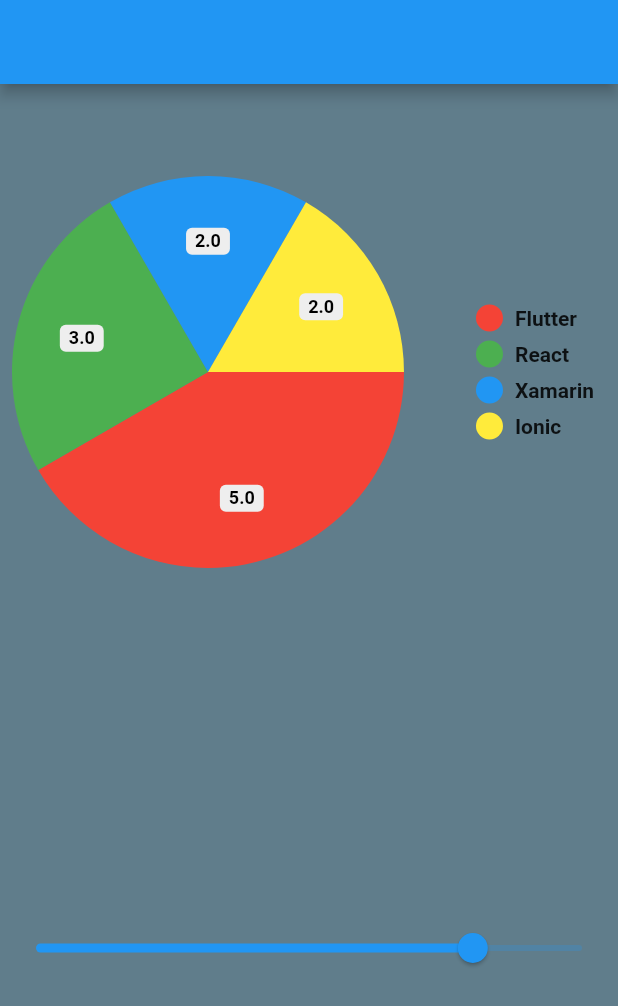
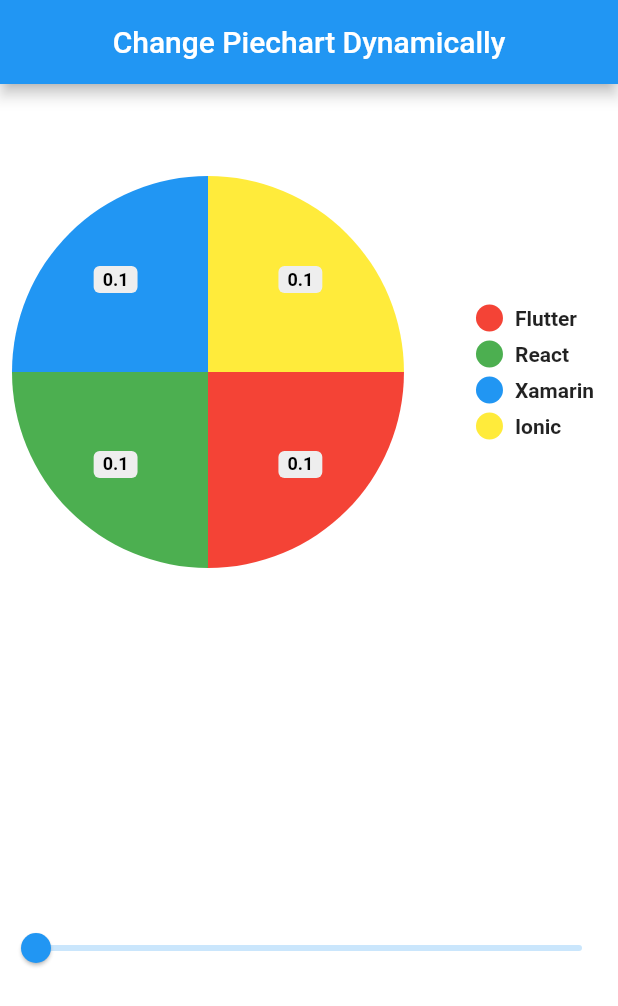
Before and after one commit to lvsj/control_chart_with_slider_v1, a Flutter app: the screen it shows after launch, on a phone screen of 412 x 824 dp. Shown: the top 1006 px of the screen. Run offline on Flutter 3.47's test engine with Material 2 defaults, Android fonts, the phone set to English and light mode, and no system bars; drawn by our look-alikes of pie_chart.

Commit message:
OCT complete !

```diff
--- a/lib/HomePage.dart
+++ b/lib/HomePage.dart
@@ -1,7 +1,7 @@
 import 'package:flutter/material.dart';
 import 'package:flutter/widgets.dart';
-import 'package:magic_8_ball/Slider.dart';
-import 'Chart.dart';
+import 'MyChart.dart';
+import 'MySlider.dart';
 
 class HomePage extends StatefulWidget {
   @override
@@ -13,16 +13,17 @@ class _HomePageState extends State<HomePage> {
   Widget build(BuildContext context) {
     return MaterialApp(
       home: Scaffold(
-        backgroundColor: Colors.blueGrey,
-        appBar: AppBar(),
+        backgroundColor: Colors.white,
+        appBar: AppBar(
+          title: Center(child: Text('Change Piechart Dynamically'),),
+        ),
         body: Column(
           children: <Widget>[
             Expanded(
-              child: Chart(),
+              child: MyChart(),
             ),
             Expanded(
-              child: NewSlider(value: 0.8,onChanged: (value){
-              },),
+              child: MySlider(),
             )
           ],
         ),
--- a/lib/Chart.dart
+++ b/lib/MyChart.dart
@@ -1,14 +1,12 @@
 import 'package:flutter/material.dart';
 import 'package:pie_chart/pie_chart.dart';
-import 'package:provider/provider.dart'; // ? **********
 
-class Chart extends StatefulWidget {
+class MyChart extends StatefulWidget {
   @override
-  _ChartState createState() => _ChartState();
+  _MyChartState createState() => _MyChartState();
 }
 
-class _ChartState extends State<Chart> {
-  bool toggle = false;
+class _MyChartState extends State<MyChart> {
   Map<String, double> dataMap = Map();
   List<Color> colorList = [
     Colors.red,
@@ -20,10 +18,10 @@ class _ChartState extends State<Chart> {
   @override
   void initState() {
     super.initState();
-    dataMap.putIfAbsent("Flutter", () => 5);
-    dataMap.putIfAbsent("React", () => 3);
-    dataMap.putIfAbsent("Xamarin", () => 2);
-    dataMap.putIfAbsent("Ionic", () => 2);
+    dataMap.putIfAbsent("Flutter", () => 0.1);
+    dataMap.putIfAbsent("React", () => 0.1);
+    dataMap.putIfAbsent("Xamarin", () => 0.1);
+    dataMap.putIfAbsent("Ionic", () => 0.1);
   }
 
   @override
@@ -31,7 +29,6 @@ class _ChartState extends State<Chart> {
     return PieChart(
       dataMap: dataMap,
       chartRadius: MediaQuery.of(context).size.width / 1.5,
-      chartValueBackgroundColor: Colors.grey[200],
       showLegends: false,
       colorList: colorList,
     );
--- /dev/null
+++ b/lib/MySlider.dart
@@ -0,0 +1,23 @@
+import 'package:flutter/cupertino.dart';
+import 'package:flutter/material.dart';
+
+class MySlider extends StatefulWidget {
+
+  @override
+  _MySliderState createState() => _MySliderState();
+
+}
+
+class _MySliderState extends State<MySlider> {
+  double value=0;
+  @override
+  Widget build(BuildContext context) {
+    return Slider(value: this.value, onChanged:_changedListener);
+  }
+
+  void _changedListener(double value){
+    setState(() {
+      this.value=value;
+    });
+  }
+}
--- a/lib/Slider.dart
+++ /dev/null
@@ -1,16 +0,0 @@
-import 'package:flutter/cupertino.dart';
-import 'package:flutter/material.dart';
-
-class NewSlider extends Slider {
-  final double value;
-  final ValueChanged<double> onChanged;
-  final double min;
-  final double max;
-
-  NewSlider({
-    @required this.value,
-    @required this.onChanged,
-    this.min = 0.0,
-    this.max = 1.0,
-  }) : super(value: value, onChanged: onChanged, min: min, max: max);
-}
```
Also changed, not shown: images/ball1.png (deleted), images/ball2.png (deleted), images/ball3.png (deleted), images/ball4.png (deleted), images/ball5.png (deleted), 1 other file.
